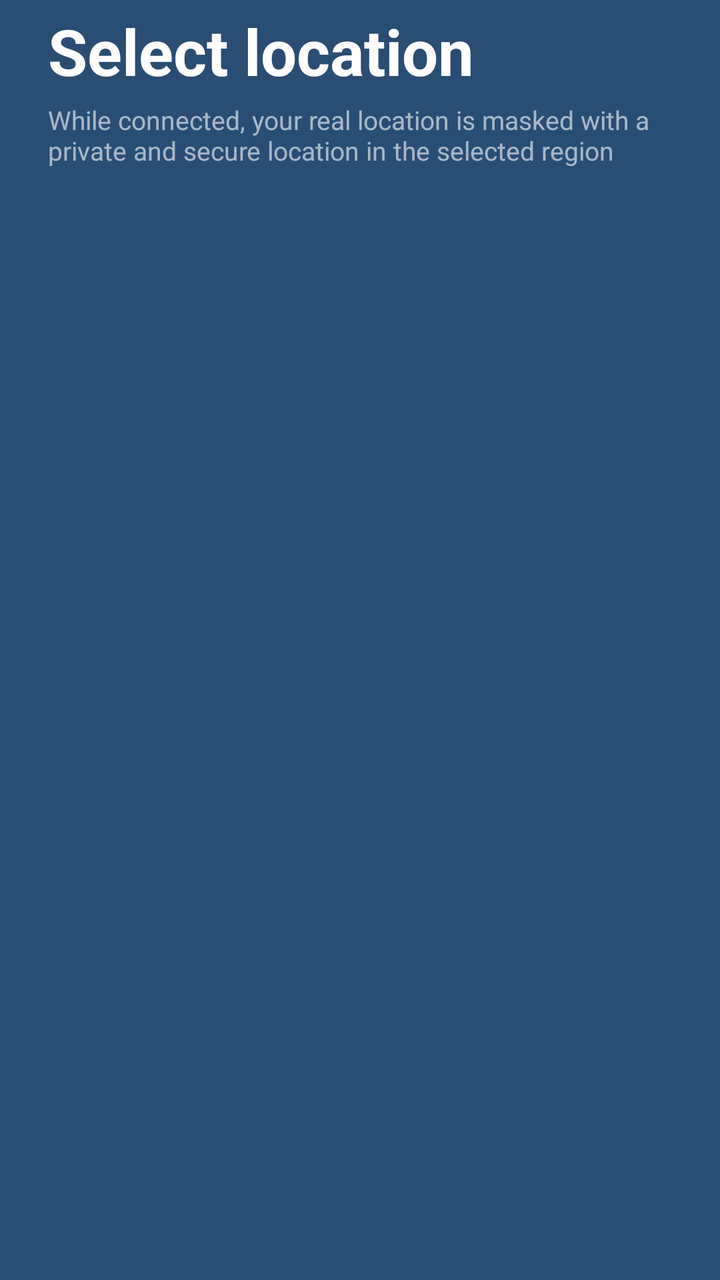
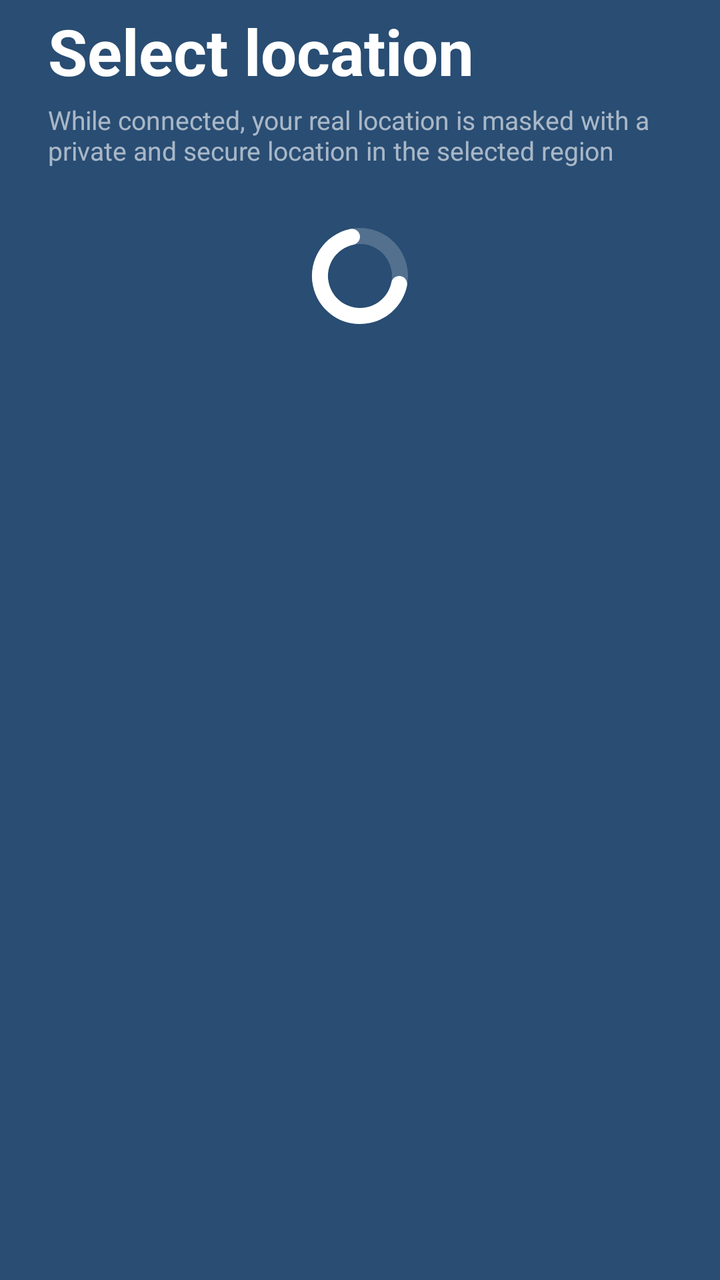

An Android layout rendered at two revisions. The XML below is the earlier revision; the diff shows what the commit changed to produce the second picture.
<!-- AndroidManifest.xml: application theme AppTheme -->
<!-- res/layout/select_location_header.xml -->
<LinearLayout xmlns:android="http://schemas.android.com/apk/res/android"
              android:layout_width="match_parent"
              android:layout_height="wrap_content"
              android:orientation="vertical"
              android:gravity="left">
    <TextView android:id="@+id/expanded_title"
              android:layout_width="wrap_content"
              android:layout_height="wrap_content"
              android:layout_weight="0"
              android:layout_marginVertical="4dp"
              android:layout_marginHorizontal="24dp"
              android:textColor="@color/white"
              android:textSize="32sp"
              android:textStyle="bold"
              android:text="@string/select_location" />
    <TextView android:layout_width="wrap_content"
              android:layout_height="wrap_content"
              android:layout_weight="0"
              android:layout_marginHorizontal="24dp"
              android:layout_marginBottom="24dp"
              android:textColor="@color/white60"
              android:textSize="13sp"
              android:text="@string/select_location_description" />
</LinearLayout>
<!-- resources referenced by this layout -->
<resources>
  <color name="white">#FFFFFF</color>
  <color name="white60">#99FFFFFF</color>
  <string name="select_location">Select location</string>
  <string name="select_location_description">While connected, your real location is masked with a
      private and secure location in the selected region</string>
  <style name="AppTheme" parent="Theme.AppCompat.NoActionBar">
          <item name="colorPrimary">@color/colorPrimary</item>
          <item name="android:windowBackground">@color/blue</item>
      </style>
  <color name="colorPrimary">#294D73</color>
  <color name="blue">#294D73</color>
</resources>

<!-- the commit's change to res/layout/select_location_header.xml (unified diff, before → after) -->
@@ -21,4 +21,13 @@
               android:textColor="@color/white60"
               android:textSize="13sp"
               android:text="@string/select_location_description" />
+    <ProgressBar android:id="@+id/loading_spinner"
+                 android:layout_width="60dp"
+                 android:layout_height="60dp"
+                 android:layout_gravity="center"
+                 android:indeterminate="true"
+                 android:indeterminateOnly="true"
+                 android:indeterminateDuration="600"
+                 android:indeterminateDrawable="@drawable/icon_spinner"
+                 android:visibility="visible" />
 </LinearLayout>
<!-- resource entries referenced after the edit -->
@@ -2,6 +2,25 @@
 <resources>
   <color name="white">#FFFFFF</color>
   <color name="white60">#99FFFFFF</color>
+  <!-- drawable icon_spinner (drawable) -->
+  <?xml version="1.0" encoding="utf-8"?>
+  <rotate xmlns:android="http://schemas.android.com/apk/res/android"
+          android:fromDegrees="0"
+          android:toDegrees="360"
+          android:pivotX="50%"
+          android:pivotY="50%">
+      <vector android:width="60dp"
+              android:height="60dp"
+              android:viewportWidth="60.0"
+              android:viewportHeight="60.0">
+          <group>
+              <path android:fillColor="#33FFFFFF"
+                    android:pathData="M27.6038221,6.11991768 C40.7924274,4.79654517 52.5567098,14.4152168 53.8800823,27.6038221 C55.2034548,40.7924274 45.5847832,52.5567098 32.3961779,53.8800823 C19.2075726,55.2034548 7.4432902,45.5847832 6.11991768,32.3961779 C4.79654517,19.2075726 14.4152168,7.4432902 27.6038221,6.11991768 Z M28.4025481,14.0799451 C19.6101445,14.9621935 13.1976968,22.8050484 14.0799451,31.5974519 C14.9621935,40.3898555 22.8050484,46.8023032 31.5974519,45.9200549 C40.3898555,45.0378065 46.8023032,37.1949516 45.9200549,28.4025481 C45.0378065,19.6101445 37.1949516,13.1976968 28.4025481,14.0799451 Z" />
+              <path android:fillColor="#FFFFFF"
+                    android:pathData="M25.2028561,6.48431564 C12.2155023,9.13370504 3.83492624,21.80979 6.48431564,34.7971439 C9.13370504,47.7844977 21.80979,56.1650738 34.7971439,53.5156844 C44.2988591,51.577357 51.5941458,44.163762 53.514681,34.8276709 C53.9598043,32.6638409 52.5665172,30.5488664 50.4026872,30.1037431 C48.2388572,29.6586198 46.1238826,31.0519068 45.6787593,33.2157369 C44.3979534,39.441981 39.5342463,44.3845633 33.1980959,45.6771229 C24.53986,47.4433825 16.0891367,41.8563318 14.3228771,33.1980959 C12.5566175,24.53986 18.1436682,16.0891367 26.8019041,14.3228771 C28.9664631,13.8813122 30.3632257,11.7686314 29.9216608,9.60407239 C29.4800959,7.43951342 27.3674151,6.04275074 25.2028561,6.48431564 Z" />
+          </group>
+      </vector>
+  </rotate>
   <string name="select_location">Select location</string>
   <string name="select_location_description">While connected, your real location is masked with a
       private and secure location in the selected region</string>
